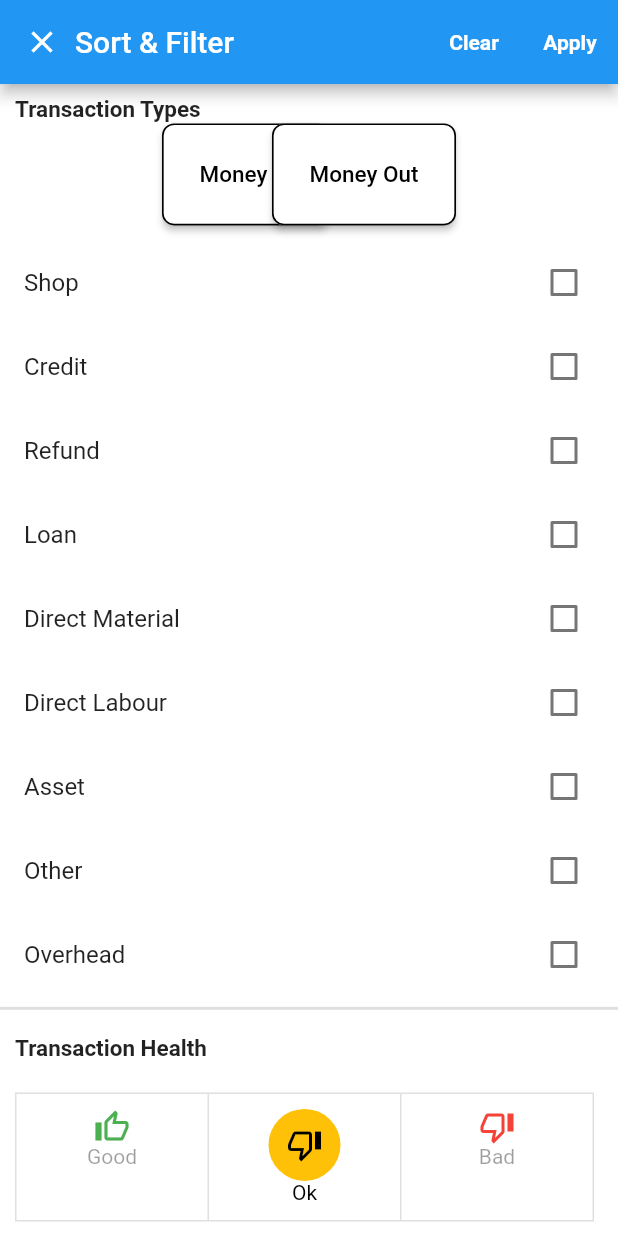
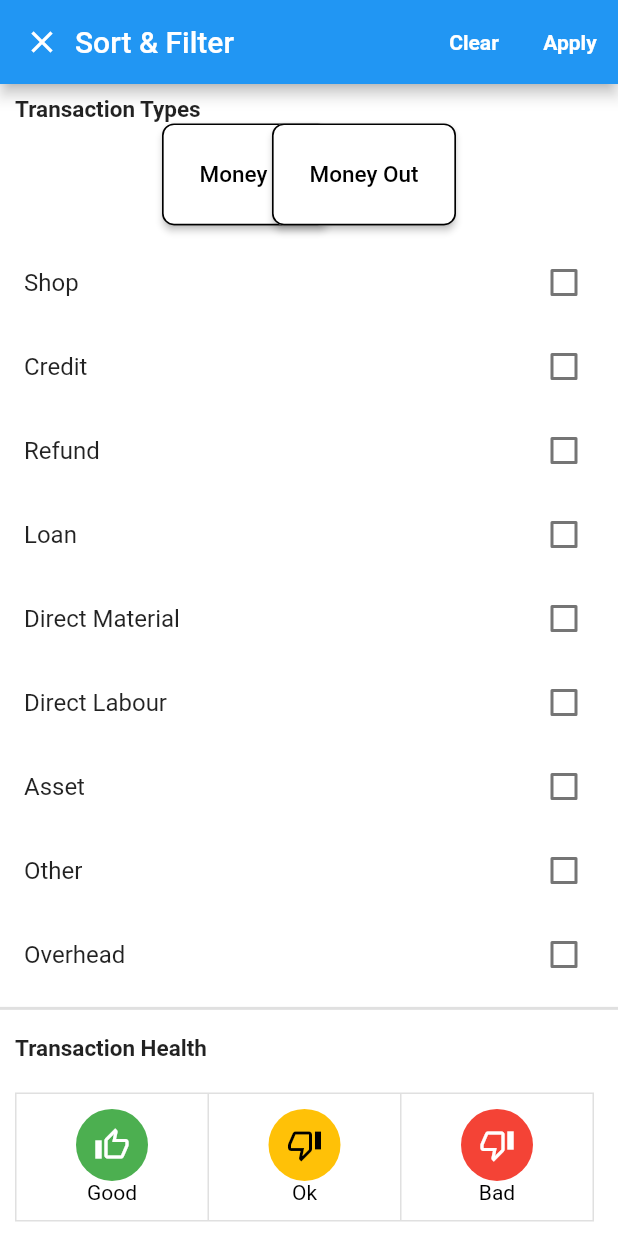
Before and after one commit to MARIA-AZRAR/MAD_Applications, a Flutter app: the screen it shows after launch, scrolled down 68 dp, on a phone screen of 412 x 824 dp. Run offline on Flutter 3.47's test engine with Material 2 defaults, Android fonts, the light colour scheme and no system bars; missing offline and left inert: dart:html.

Commit message:
round toggle button

```diff
--- a/feedbackapp/lib/main.dart
+++ b/feedbackapp/lib/main.dart
@@ -218,11 +218,20 @@ class _FeedbackState extends State<Feedback> {
                       child: Column(
                         crossAxisAlignment: CrossAxisAlignment.center,
                         children: [
-                          Icon(
-                            Icons.thumb_up_alt_outlined,
-                            color: Colors.green,
+                           MaterialButton(  //used to make circul against icon in button
+                            onPressed: null,
+                            disabledColor: Colors.green,
+                            child: Icon(
+                              Icons.thumb_up_alt_outlined,
+                              color: Colors.white,
+                            ),
+                            padding: EdgeInsets.all(12),
+                            shape: CircleBorder(),
                           ),
-                          Text("Good")
+                          Text(
+                            "Good",
+                            style: TextStyle(color: Colors.black),
+                            ),
                         ],
                       )),
                   Container(
@@ -244,7 +253,8 @@ class _FeedbackState extends State<Feedback> {
                           ),
                           Text(
                             "Ok",
-                            style: TextStyle(color: Colors.black),),
+                            style: TextStyle(color: Colors.black),
+                            ),
                         ],
                       )),
                   Container(
@@ -254,11 +264,20 @@ class _FeedbackState extends State<Feedback> {
                       child: Column(
                         crossAxisAlignment: CrossAxisAlignment.center,
                         children: [
-                          Icon(
-                            Icons.thumb_down_alt_outlined,
-                            color: Colors.red,
+                           MaterialButton(  //used to make circul against icon in button
+                            onPressed: null,
+                            disabledColor: Colors.red,
+                            child: Icon(
+                              Icons.thumb_down_alt_outlined,
+                              color: Colors.white,
+                            ),
+                            padding: EdgeInsets.all(12),
+                            shape: CircleBorder(),
                           ),
-                          Text("Bad")
+                          Text(
+                            "Bad",
+                            style: TextStyle(color: Colors.black),
+                            ),
                         ],
                       )),
                 ], isSelected: _ifSelected)
```
